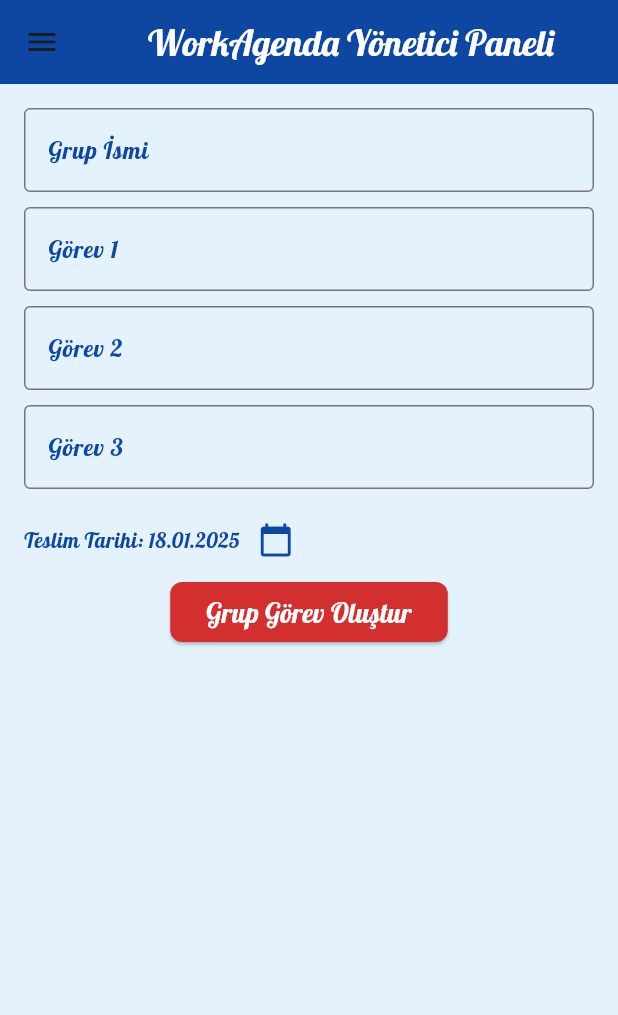
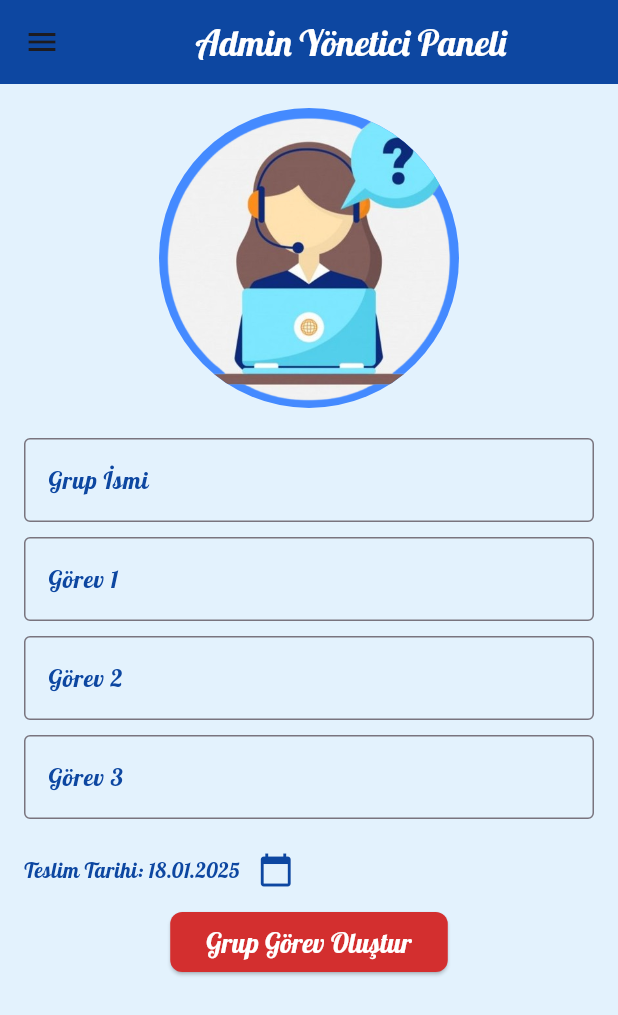
Before and after one commit to ezgidmrplt/MobilUygulamaProje, a Flutter app: the AdminEkrani screen opened directly, on a phone screen of 412 x 824 dp. Shown: the top 1015 px of the screen. Run offline on Flutter 3.47's test engine with Material 3 defaults, Android fonts, the light colour scheme and no system bars; our stand-ins replace cloud_firestore, firebase_auth, firebase_core, google_fonts; accounts and stored records are empty.

Commit message:
admintasarımekranıtamam

```diff
--- a/lib/admin.dart
+++ b/lib/admin.dart
@@ -39,7 +39,7 @@ class _AdminPaneliState extends State<AdminEkrani> {
       appBar: AppBar(
         title: Center(
           child: Text(
-            "WorkAgenda Yönetici Paneli",
+            "Admin Yönetici Paneli",
             style: GoogleFonts.lobster(
               textStyle: TextStyle(fontSize: 24, color: Colors.white),
             ),
@@ -161,6 +161,13 @@ class _AdminPaneliState extends State<AdminEkrani> {
         padding: const EdgeInsets.all(16.0),
         child: Column(
           children: [
+            // CircleAvatar eklendi
+            CircleAvatar(
+              radius: 100, // Avatar boyutunu ayarlayabilirsiniz
+              backgroundImage: AssetImage('assets/admin.png'), // 'admin.png' resminizi buraya ekleyin
+              backgroundColor: Colors.blueAccent,
+            ),
+            SizedBox(height: 20), // Avatar ile diğer öğeler arasındaki boşluk
             TextField(
               controller: grupIsmiKontrol,
               decoration: InputDecoration(
--- a/lib/anaekran.dart
+++ b/lib/anaekran.dart
@@ -113,7 +113,7 @@ class Anaekran extends StatelessWidget {
           // Arka plan
           Positioned.fill(
             child: Image.asset(
-              'assets/logogibi.png',
+              'assets/anasayfa.png',
               fit: BoxFit.cover,
               color: Colors.black.withOpacity(0.3), // Hafif karartma
               colorBlendMode: BlendMode.darken,
--- a/pubspec.yaml
+++ b/pubspec.yaml
@@ -75,6 +75,8 @@ flutter:
     - assets/loginscreen.png
     - assets/gorsel.png
     - assets/logogibi.png
+    - assets/anasayfa.png
+    - assets/admin.png
     #   - images/a_dot_ham.jpeg
 
   # An image asset can refer to one or more resolution-specific "variants", see
```
Also changed, not shown: assets/admin.png (added), assets/anasayfa.png (added).
